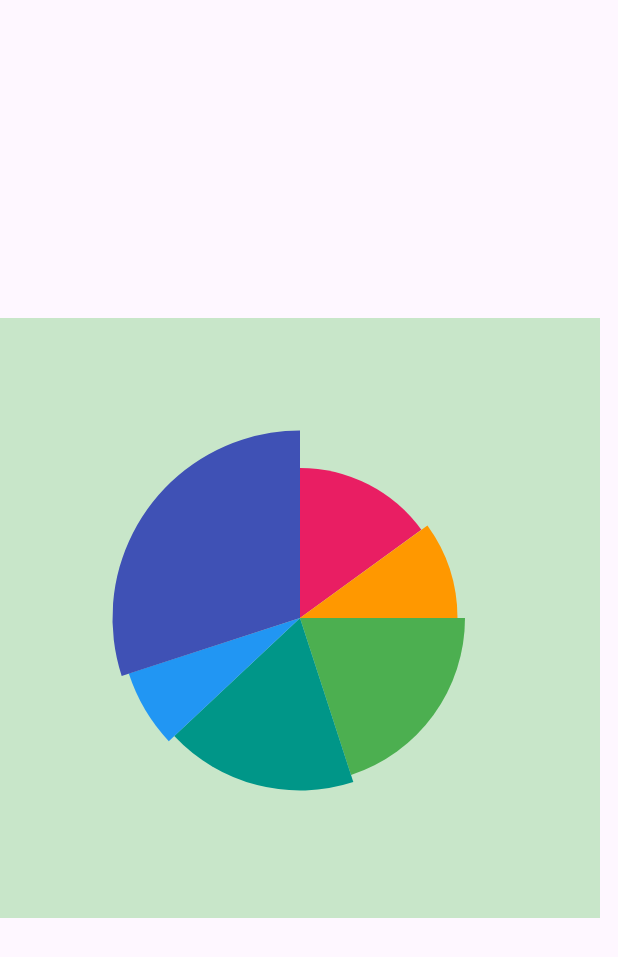
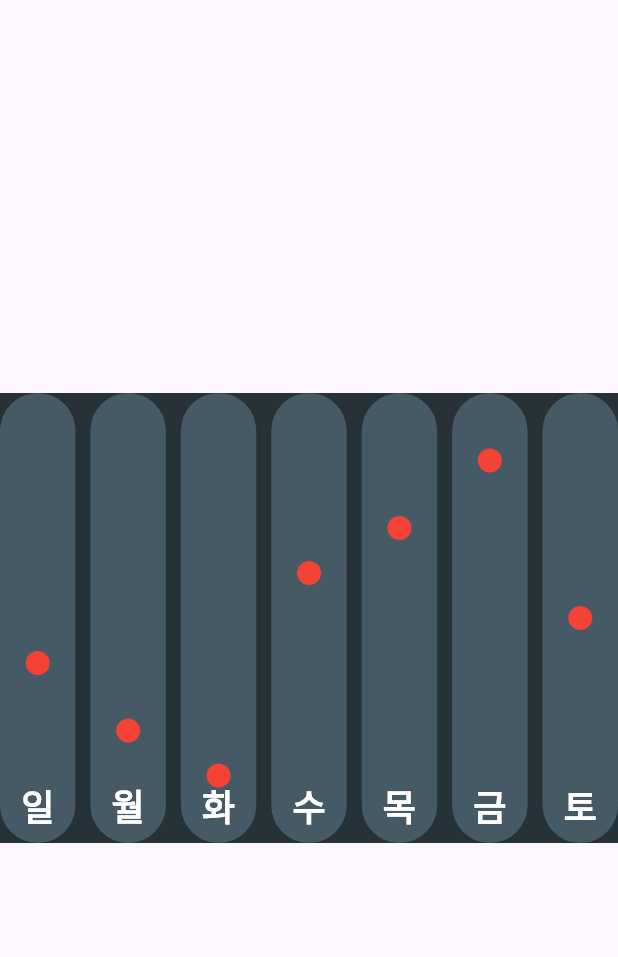
Before and after one commit to hyun471/flutter_morning_ui, a Flutter app: the screen it shows after launch, on a phone screen of 412 x 824 dp. Shown: the top 957 px of the screen. Run offline on Flutter 3.47's test engine with Material 3 defaults, Android fonts, the phone set to English and light mode, and no system bars.

Commit message:
WIP 0821 꺽은선 그래프 1 추가

```diff
--- /dev/null
+++ b/lib/8/ui_0821.dart
@@ -0,0 +1,100 @@
+import 'package:flutter/material.dart';
+
+class MyHome0821 extends StatelessWidget {
+  @override
+  Widget build(BuildContext context) {
+    return Scaffold(
+      body: Column(
+        mainAxisAlignment: MainAxisAlignment.center,
+        children: [
+          Container(
+            height: 300,
+            color: Colors.blueGrey[900],
+            child: CustomPaint(
+              foregroundPainter: _MyPainter(),
+              child: Row(
+                children: [
+                  bar('일'),
+                  SizedBox(width: 10),
+                  bar('월'),
+                  SizedBox(width: 10),
+                  bar('화'),
+                  SizedBox(width: 10),
+                  bar('수'),
+                  SizedBox(width: 10),
+                  bar('목'),
+                  SizedBox(width: 10),
+                  bar('금'),
+                  SizedBox(width: 10),
+                  bar('토'),
+                ],
+              ),
+            ),
+          ),
+        ],
+      ),
+    );
+  }
+
+  Widget bar(String day) {
+    return Expanded(
+      child: Container(
+        decoration: BoxDecoration(
+          color: Colors.blueGrey[700],
+          borderRadius: BorderRadius.circular(100),
+        ),
+        width: 100,
+        height: double.infinity,
+        alignment: Alignment.bottomCenter,
+        padding: EdgeInsets.only(bottom: 8),
+        child: Text(
+          day,
+          style: TextStyle(
+            color: Colors.white,
+            fontWeight: FontWeight.bold,
+            fontSize: 24,
+          ),
+        ),
+      ),
+    );
+  }
+}
+
+class _MyPainter extends CustomPainter {
+  @override
+  void paint(Canvas canvas, Size size) {
+    // 일, 월, 화, 수, 목, 금, 토
+    // 40%, 25%, 15%, 60%, 70%, 85%, 50%
+
+    double maxWidth = size.width;
+    double maxHeight = size.height;
+    double barWidth = (maxWidth - 60) / 7;
+    double halfBarwidth = barWidth / 2;
+
+    Paint brush = Paint();
+    brush.color = Colors.red;
+    brush.strokeWidth = 3;
+    final values = [40, 25, 15, 60, 70, 85, 50];
+    for (var i = 0; i < values.length; i++) {
+      final v = values[i];
+      canvas.drawCircle(
+        Offset(
+          halfBarwidth + (barWidth + 10) * i,
+          maxHeight * (1 - v / 100),
+        ),
+        8,
+        brush,
+      );
+    }
+    // canvas.drawLine(
+    //   Offset(halfBarwidth, maxHeight * 0.6),
+    //   Offset(barWidth + 10 + halfBarwidth, maxHeight * 0.75),
+    //   brush,
+    // );
+  }
+
+  @override
+  bool shouldRepaint(covariant CustomPainter oldDelegate) {
+    return true;
+  }
+}
--- a/lib/main.dart
+++ b/lib/main.dart
@@ -1,5 +1,5 @@
 import 'package:flutter/material.dart';
-import 'package:flutter_morning_ui/8/ui_0820.dart';
+import 'package:flutter_morning_ui/8/ui_0821.dart';
 
 void main() {
   runApp(const MyApp());
@@ -17,7 +17,7 @@ class MyApp extends StatelessWidget {
           seedColor: Colors.deepPurple,
         ),
       ),
-      home: MyHome0820(),
+      home: MyHome0821(),
     );
   }
 }
```
